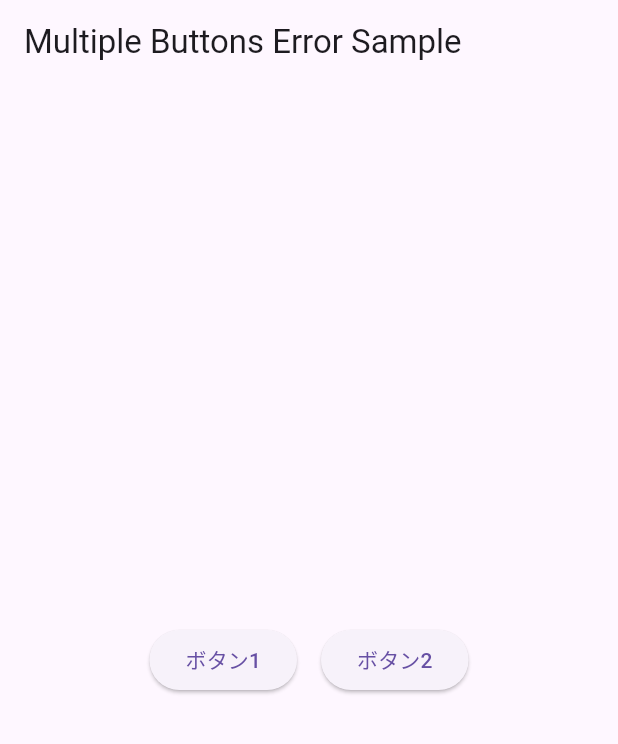
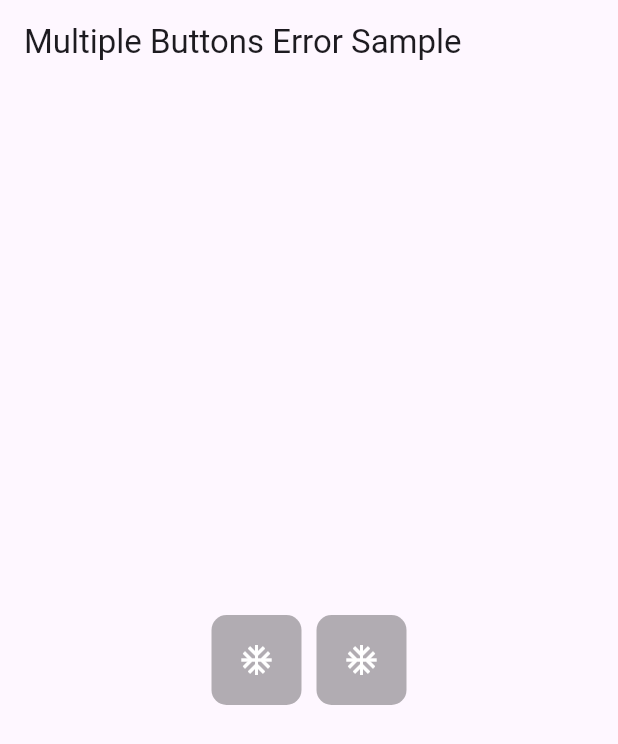
Before and after one commit to toyotarou/test_flutter_button_click_error_message, a Flutter app: the screen it shows after launch, on a phone screen of 412 x 824 dp. Shown: the top 744 px of the screen. Run offline on Flutter 3.47's test engine with Material 3 defaults, Android fonts, the phone set to English and light mode, and no system bars.

Commit message:
commit 20250207

```diff
--- a/lib/main.dart
+++ b/lib/main.dart
@@ -40,27 +40,30 @@ class _MyHomePageState extends State<MyHomePage> {
         child: Row(
           mainAxisAlignment: MainAxisAlignment.center,
           children: <Widget>[
-            // ボタン1
-            Padding(
-              padding: const EdgeInsets.all(8.0),
-              child: ElevatedButton(
-                key: _buttonKey1,
+            Container(
+              key: _buttonKey1,
+              width: 60,
+              height: 60,
+              margin: const EdgeInsets.all(5),
+              decoration: BoxDecoration(color: Colors.black.withOpacity(0.3), borderRadius: BorderRadius.circular(10)),
+              child: IconButton(
                 onPressed: () {
                   showButtonErrorOverlay(context: context, buttonKey: _buttonKey1, message: 'ボタン1でエラー');
                 },
-                child: const Text('ボタン1'),
+                icon: const Icon(Icons.ac_unit, color: Colors.white),
               ),
             ),
-
-            // ボタン2
-            Padding(
-              padding: const EdgeInsets.all(8.0),
-              child: ElevatedButton(
-                key: _buttonKey2,
+            Container(
+              key: _buttonKey2,
+              width: 60,
+              height: 60,
+              margin: const EdgeInsets.all(5),
+              decoration: BoxDecoration(color: Colors.black.withOpacity(0.3), borderRadius: BorderRadius.circular(10)),
+              child: IconButton(
                 onPressed: () {
                   showButtonErrorOverlay(context: context, buttonKey: _buttonKey2, message: 'ボタン2でエラー');
                 },
-                child: const Text('ボタン2'),
+                icon: const Icon(Icons.ac_unit, color: Colors.white),
               ),
             ),
           ],
```
